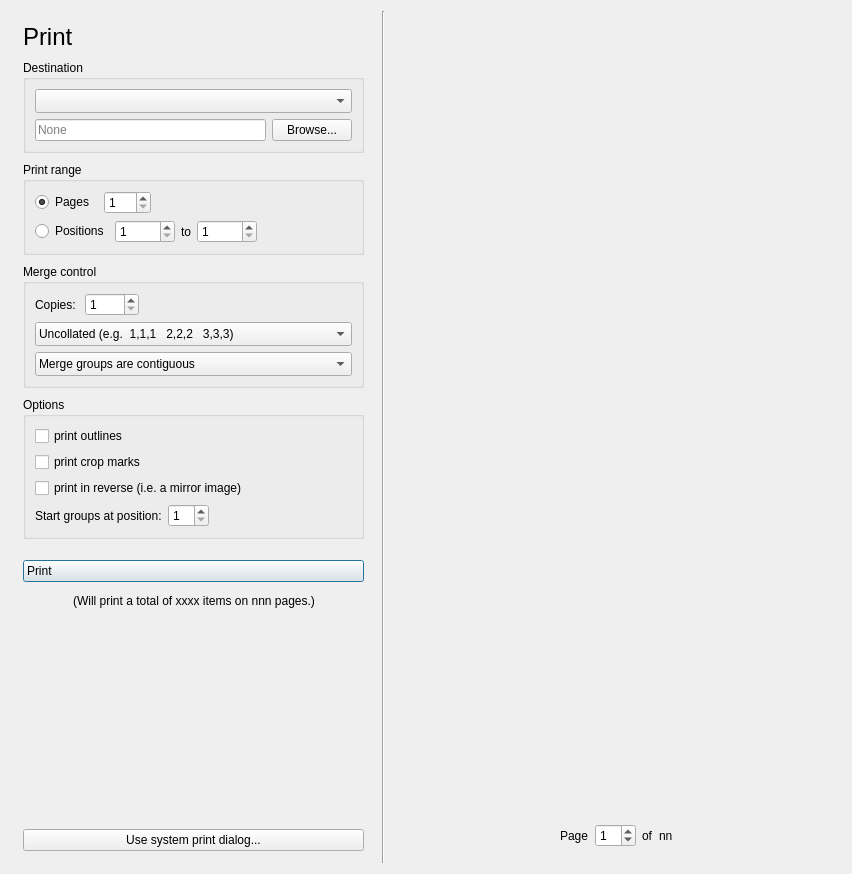
Above: glabels/ui/PrintView.ui from j-evins/glabels-qt before the change. Below: the same form after it.
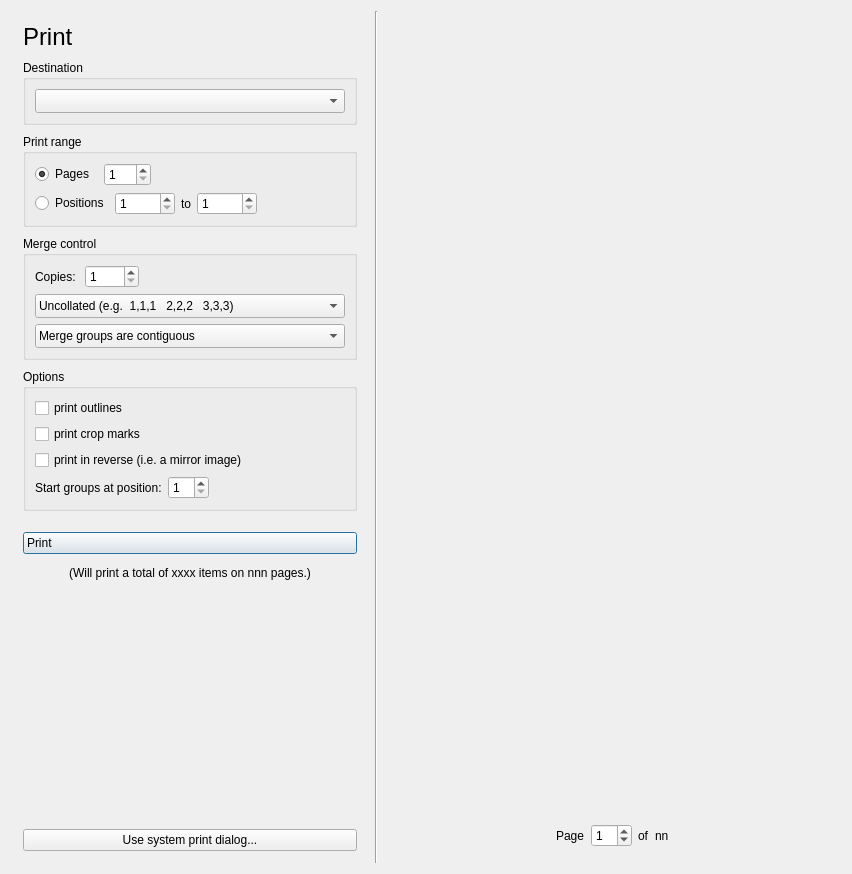
That is the form after the change. Icons and pictures are not drawn. Custom widgets are drawn as their Qt base class.

Commit message: Fleshing out new PrintView.

```diff
--- a/glabels/ui/PrintView.ui
+++ b/glabels/ui/PrintView.ui
@@ -58,8 +58,8 @@
        <property name="title">
         <string>Destination</string>
        </property>
-       <layout class="QGridLayout" name="gridLayout_2">
-        <item row="0" column="0">
+       <layout class="QVBoxLayout" name="verticalLayout_5">
+        <item>
          <widget class="QComboBox" name="destinationCombo">
           <property name="styleSheet">
            <string notr="true">text-align:left; padding:3px;</string>
@@ -78,45 +78,6 @@
           </property>
          </widget>
         </item>
-        <item row="1" column="0">
-         <layout class="QHBoxLayout" name="horizontalLayout_17">
-          <item>
-           <widget class="QLineEdit" name="filenameLineEdit">
-            <property name="sizePolicy">
-             <sizepolicy hsizetype="Expanding" vsizetype="Fixed">
-              <horstretch>0</horstretch>
-              <verstretch>0</verstretch>
-             </sizepolicy>
-            </property>
-            <property name="minimumSize">
-             <size>
-              <width>231</width>
-              <height>0</height>
-             </size>
-            </property>
-            <property name="readOnly">
-             <bool>true</bool>
-            </property>
-            <property name="placeholderText">
-             <string>None</string>
-            </property>
-           </widget>
-          </item>
-          <item>
-           <widget class="QPushButton" name="browseButton">
-            <property name="sizePolicy">
-             <sizepolicy hsizetype="Minimum" vsizetype="Fixed">
-              <horstretch>0</horstretch>
-              <verstretch>0</verstretch>
-             </sizepolicy>
-            </property>
-            <property name="text">
-             <string>Browse...</string>
-            </property>
-           </widget>
-          </item>
-         </layout>
-        </item>
        </layout>
       </widget>
      </item>
```
Left out of the diff: 16 changed lines with no effect on the pictures. The commit also changes 5 other files.
